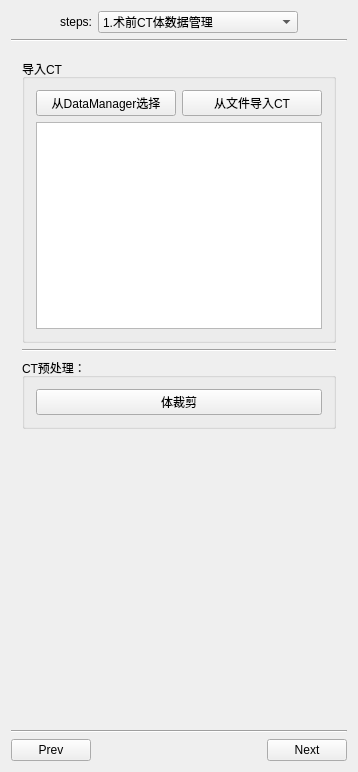
Before: the Qt Designer form src/Plugins/org.vtt.myplugin/src/internal/VttViewControls.ui in zhang-heng/v23, drawn with Qt 5.
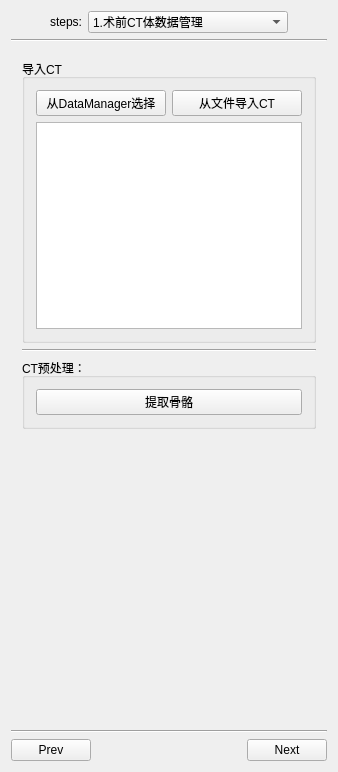
After: the same form once the commit is applied.

What changed in the file:
```diff
--- a/src/Plugins/org.vtt.myplugin/src/internal/VttViewControls.ui
+++ b/src/Plugins/org.vtt.myplugin/src/internal/VttViewControls.ui
@@ -6,7 +6,7 @@
    <rect>
     <x>0</x>
     <y>0</y>
-    <width>358</width>
+    <width>338</width>
     <height>772</height>
    </rect>
   </property>
@@ -150,7 +150,7 @@
             <item>
              <widget class="QPushButton" name="pushButton">
               <property name="text">
-               <string>体裁剪</string>
+               <string>提取骨骼</string>
               </property>
              </widget>
             </item>
```
